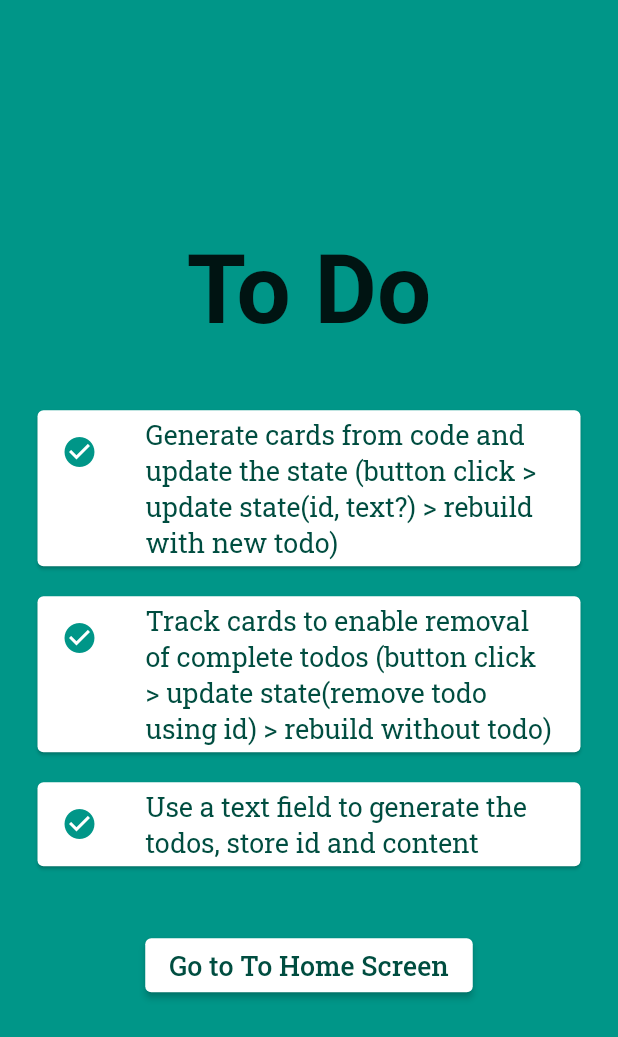
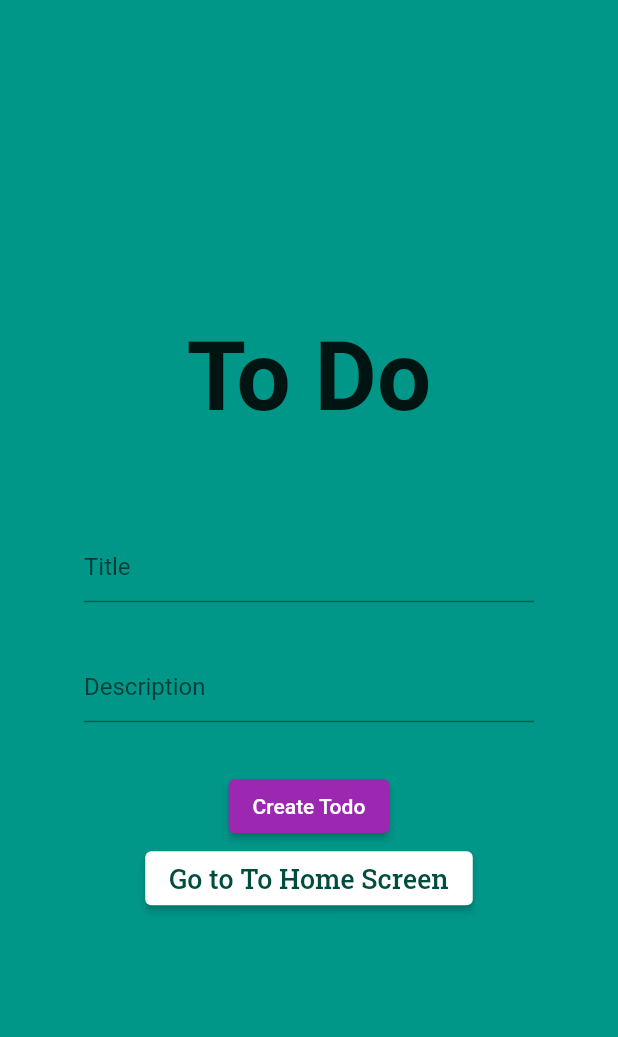
Before and after one commit to MrEmperawr/flutter-tutorial, a Flutter app: the _TodoScreenContent screen opened directly, on a phone screen of 412 x 824 dp. Shown: the top 1037 px of the screen. Run offline on Flutter 3.47's test engine with Material 2 defaults, Android fonts, the phone set to English and light mode, and no system bars; our stand-ins replace bloc, equatable, flutter_bloc.

Commit message:
add todo model, add methods in todo cubit, create todo creator, leave notes for David

```diff
--- a/flutter_tutorial/lib/screens/counter_screen/counter_screen.dart
+++ b/flutter_tutorial/lib/screens/counter_screen/counter_screen.dart
@@ -57,7 +57,7 @@ class _CounterScreenContent extends StatelessWidget {
                     onPressed: () {
                       BlocProvider.of<CounterCubit>(context).decrement();
                     },
-                    child: DefaultText('Press me for higher numbers'),
+                    child: DefaultText('Press me for lower numbers'),
                   ),
                   SizedBox(height: largerSize),
                   ElevatedButton(
--- a/flutter_tutorial/lib/screens/home_screen.dart/home_screen.dart
+++ b/flutter_tutorial/lib/screens/home_screen.dart/home_screen.dart
@@ -1,9 +1,6 @@
 import 'package:flutter/material.dart';
-import 'package:flutter_tutorial/config/constants.dart';
-import 'package:flutter_tutorial/config/theme.dart';
 import 'package:flutter_tutorial/screens/counter_screen/counter_screen.dart';
 import 'package:flutter_tutorial/screens/todo_screen/todo_screen.dart';
-import 'package:flutter_tutorial/shared/widgets/default_text.dart';
 
 class HomeScreen extends StatelessWidget {
   static const routeName = 'home_screen';
--- a/flutter_tutorial/lib/screens/todo_screen/cubit/todo_cubit.dart
+++ b/flutter_tutorial/lib/screens/todo_screen/cubit/todo_cubit.dart
@@ -1,14 +1,27 @@
 import 'package:bloc/bloc.dart';
 import 'package:equatable/equatable.dart';
+import 'package:flutter_tutorial/screens/todo_screen/models.dart';
 
 part 'todo_state.dart';
 
 class TodoCubit extends Cubit<TodoState> {
-  TodoCubit() : super(TodoState(counter: 0, timesPushed: 0));
+  // When our state is a list or some class that is easy to inititliaze with dummy values this is a good way to handle things.
+  // Not always possible. Sometimes the starting state might have to be null, or fetched from somewhere.
+  TodoCubit() : super(TodoState(todos: []));
 
-  void increment() => emit(state.copyWith(
-      counter: state.counter + 1, timesPushed: state.timesPushed + 1));
+  void addTodo(Todo todo) {
+    final newState = state.copyWith(
+      todos: [...state.todos, todo], // Explain what is going on here.
+    );
+    emit(newState);
+  }
 
-  void decrement() => emit(state.copyWith(
-      counter: state.counter - 1, timesPushed: state.timesPushed + 1));
+  void deleteTodo(String id) {
+    state.todos.removeWhere((element) => element.id == id);
+    emit(state);
+  }
+
+  void editTodo(String id) {
+    // Do this!
+  }
 }
--- a/flutter_tutorial/lib/screens/todo_screen/cubit/todo_state.dart
+++ b/flutter_tutorial/lib/screens/todo_screen/cubit/todo_state.dart
@@ -1,24 +1,20 @@
 part of 'todo_cubit.dart';
 
 class TodoState extends Equatable {
-  final int timesPushed;
-  final int counter;
+  final List<Todo> todos;
 
   TodoState({
-    required this.timesPushed,
-    required this.counter,
+    required this.todos,
   });
 
   TodoState copyWith({
-    int? timesPushed,
-    int? counter,
+    List<Todo>? todos,
   }) {
     return TodoState(
-      timesPushed: timesPushed ?? this.timesPushed,
-      counter: counter ?? this.counter,
+      todos: todos ?? this.todos,
     );
   }
 
   @override
-  List<Object> get props => [timesPushed, counter];
+  List<Object> get props => [todos];
 }
--- /dev/null
+++ b/flutter_tutorial/lib/screens/todo_screen/models.dart
@@ -0,0 +1,37 @@
+// Dart classes inherently work as interfaces
+// This means that it is easy to create a so called "data class"
+// Data classes main responsibility is to keep track of data.
+// Data classes also usually have a "copy with" method.
+// A copy with method is returns a new class with altered and unaltered values.
+// Mutating variables is usually really bad and copy with solves that problem
+
+class Todo {
+  final String id;
+  final String title;
+  final String description;
+  final DateTime created;
+  final bool isDone;
+
+  Todo({
+    required this.id,
+    required this.title,
+    required this.description,
+    required this.created,
+    required this.isDone,
+  });
+
+  copyWith({
+    String? title,
+    String? description,
+    DateTime? created,
+    bool? isDone,
+  }) {
+    return Todo(
+      id: this.id, // id will never change in this case
+      title: title ?? this.title,
+      description: description ?? this.description,
+      created: created ?? this.created,
+      isDone: isDone ?? this.isDone,
+    );
+  }
+}
--- a/flutter_tutorial/lib/screens/todo_screen/todo_screen.dart
+++ b/flutter_tutorial/lib/screens/todo_screen/todo_screen.dart
@@ -5,6 +5,7 @@ import 'package:flutter_tutorial/config/constants.dart';
 import 'package:flutter_tutorial/config/theme.dart';
 import 'package:flutter_tutorial/screens/home_screen.dart/home_screen.dart';
 import 'package:flutter_tutorial/screens/todo_screen/cubit/todo_cubit.dart';
+import 'package:flutter_tutorial/screens/todo_screen/models.dart';
 import 'package:flutter_tutorial/shared/widgets/default_text.dart';
 
 class TodoScreen extends StatelessWidget {
@@ -41,6 +42,15 @@ class _TodoScreenContent extends StatelessWidget {
     );
   }
 
+  /*
+ALERT
+ALERT
+
+Currently the widget tree will overflow if too many todos are rendered.
+Make sure that this screen can grow and become scrollable.
+Consider moving the todo creation to the top.
+  */
+
   @override
   Widget build(BuildContext context) {
     return Scaffold(
@@ -49,6 +59,7 @@ class _TodoScreenContent extends StatelessWidget {
         listener: (context, state) {},
         child: BlocBuilder<TodoCubit, TodoState>(
           builder: (context, state) {
+            print(state);
             return Container(
               width: double.infinity,
               //color: Colors.blueAccent[200],
@@ -60,61 +71,90 @@ class _TodoScreenContent extends StatelessWidget {
                     style: textHeaderStyle,
                   ),
                   SizedBox(height: largeSize),
-                  Card(
-                    margin:
-                        EdgeInsets.symmetric(vertical: 10.0, horizontal: 25.0),
-                    child: ListTile(
-                      leading: Icon(
-                        Icons.check_circle,
-                        color: Colors.teal,
-                      ),
-                      title: Text(
-                        'Generate cards from code and update the state (button click > update state(id, text?) > rebuild with new todo)',
-                        style: TextStyle(
-                          color: Colors.teal.shade900,
-                          fontFamily: 'RobotoSlab',
-                          fontSize: 18.0,
+                  // What is this? Explain what's going on here.
+                  ...state.todos.map(
+                    (todo) => Card(
+                      child: ListTile(
+                        leading: Icon(
+                          // Render a different icon if it is not done
+                          Icons.check_circle,
+                          color: Colors.teal,
+                        ),
+                        title: Text(todo.title),
+                        subtitle: Row(
+                          children: [
+                            Text(todo.description),
+                            const SizedBox(width: smallSize),
+                            Checkbox(
+                                value: todo.isDone,
+                                onChanged: (value) {
+                                  // Do something here to check this particular todo
+                                }),
+                          ],
                         ),
                       ),
                     ),
                   ),
-                  Card(
-                    margin:
-                        EdgeInsets.symmetric(vertical: 10.0, horizontal: 25.0),
-                    child: ListTile(
-                      leading: Icon(
-                        Icons.check_circle,
-                        color: Colors.teal,
-                      ),
-                      title: Text(
-                        'Track cards to enable removal of complete todos (button click > update state(remove todo using id) > rebuild without todo)',
-                        style: TextStyle(
-                          color: Colors.teal.shade900,
-                          fontFamily: 'RobotoSlab',
-                          fontSize: 18.0,
-                        ),
-                      ),
-                    ),
+                  // ctrl + k + c on windows to comment code and ctrl + k + u to uncomment, fucking dumb
+                  // Card(
+                  //   margin:
+                  //       EdgeInsets.symmetric(vertical: 10.0, horizontal: 25.0),
+                  //   child: ListTile(
+                  //     leading: Icon(
+                  //       Icons.check_circle,
+                  //       color: Colors.teal,
+                  //     ),
+                  //     title: Text(
+                  //       'Generate cards from code and update the state (button click > update state(id, text?) > rebuild with new todo)',
+                  //       style: TextStyle(
+                  //         color: Colors.teal.shade900,
+                  //         fontFamily: 'RobotoSlab',
+                  //         fontSize: 18.0,
+                  //       ),
+                  //     ),
+                  //   ),
+                  // ),
+                  // Card(
+                  //   margin:
+                  //       EdgeInsets.symmetric(vertical: 10.0, horizontal: 25.0),
+                  //   child: ListTile(
+                  //     leading: Icon(
+                  //       Icons.check_circle,
+                  //       color: Colors.teal,
+                  //     ),
+                  //     title: Text(
+                  //       'Track cards to enable removal of complete todos (button click > update state(remove todo using id) > rebuild without todo)',
+                  //       style: TextStyle(
+                  //         color: Colors.teal.shade900,
+                  //         fontFamily: 'RobotoSlab',
+                  //         fontSize: 18.0,
+                  //       ),
+                  //     ),
+                  //   ),
+                  // ),
+                  // Card(
+                  //   margin:
+                  //       EdgeInsets.symmetric(vertical: 10.0, horizontal: 25.0),
+                  //   child: ListTile(
+                  //     leading: Icon(
+                  //       Icons.check_circle,
+                  //       color: Colors.teal,
+                  //     ),
+                  //     title: Text(
+                  //       'Use a text field to generate the todos, store id and content',
+                  //       style: TextStyle(
+                  //         color: Colors.teal.shade900,
+                  //         fontFamily: 'RobotoSlab',
+                  //         fontSize: 18.0,
+                  //       ),
+                  //     ),
+                  //   ),
+                  // ),
+                  SizedBox(height: largeSize),
+                  Container(
+                    width: 300,
+                    child: TodoCreator(),
                   ),
-                  Card(
-                    margin:
-                        EdgeInsets.symmetric(vertical: 10.0, horizontal: 25.0),
-                    child: ListTile(
-                      leading: Icon(
-                        Icons.check_circle,
-                        color: Colors.teal,
-                      ),
-                      title: Text(
-                        'Use a text field to generate the todos, store id and content',
-                        style: TextStyle(
-                          color: Colors.teal.shade900,
-                          fontFamily: 'RobotoSlab',
-                          fontSize: 18.0,
-                        ),
-                      ),
-                    ),
-                  ),
-                  SizedBox(height: largeSize),
                   ElevatedButton(
                     style: ButtonStyle(
                       backgroundColor:
@@ -142,3 +182,65 @@ class _TodoScreenContent extends StatelessWidget {
     );
   }
 }
+
+// Style this widget so it looks better.
+// At least so it matches the overall design of this scren.
+class TodoCreator extends StatefulWidget {
+  const TodoCreator({Key? key}) : super(key: key);
+
+  @override
+  _TodoCreatorState createState() => _TodoCreatorState();
+}
+
+class _TodoCreatorState extends State<TodoCreator> {
+  String title = '';
+  String description = '';
+  @override
+  Widget build(BuildContext context) {
+    return Column(
+      children: [
+        TextField(
+          decoration: InputDecoration(hintText: 'Title'),
+          onChanged: (value) {
+            title = value;
+          },
+        ),
+        const SizedBox(height: largeSize),
+        TextField(
+          decoration: InputDecoration(hintText: 'Description'),
+          onChanged: (value) {
+            description = value;
+          },
+        ),
+        const SizedBox(height: largeSize),
+        Row(
+          mainAxisAlignment: MainAxisAlignment.center,
+          children: [
+            ElevatedButton(
+              onPressed: () {
+                BlocProvider.of<TodoCubit>(context).addTodo(
+                  Todo(
+                    id: '$title$description${DateTime.now()}', // Tell me what this is. Why did I do this?
+                    title: title,
+                    description: description,
+                    created: DateTime.now(),
+                    isDone: false, // Why false here?
+                  ),
+                );
+                resetState();
+              },
+              child: Text('Create Todo'),
+            ),
+          ],
+        ),
+      ],
+    );
+  }
+
+  void resetState() {
+    setState(() {
+      title = '';
+      description = '';
+    });
+  }
+}
```
